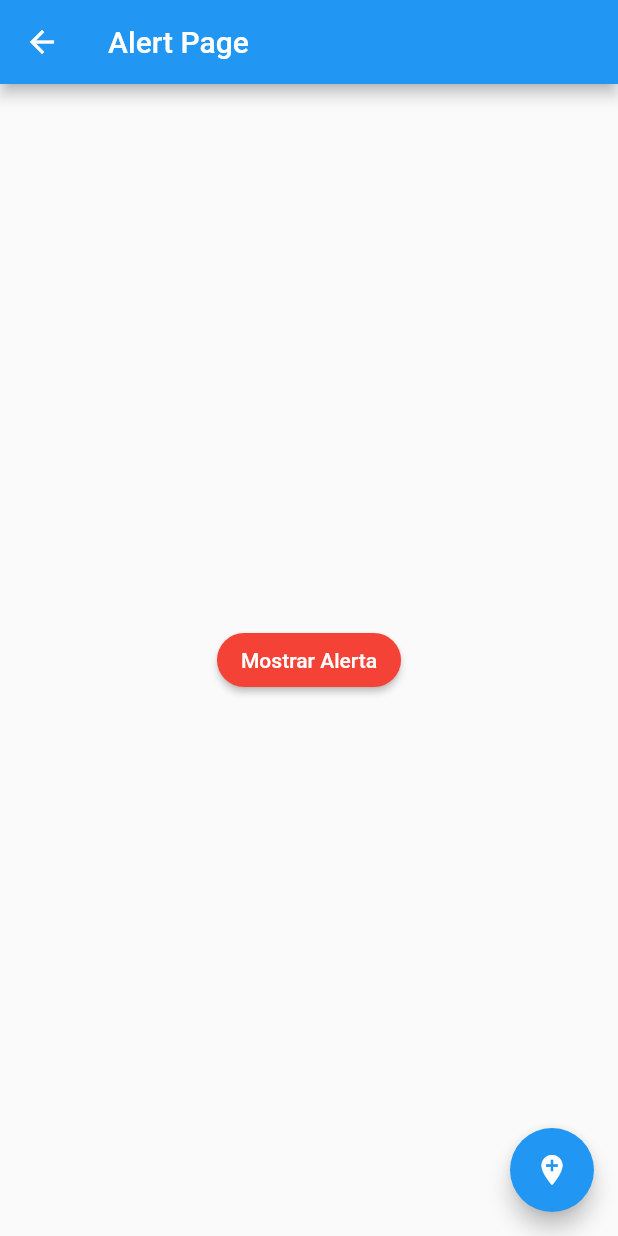
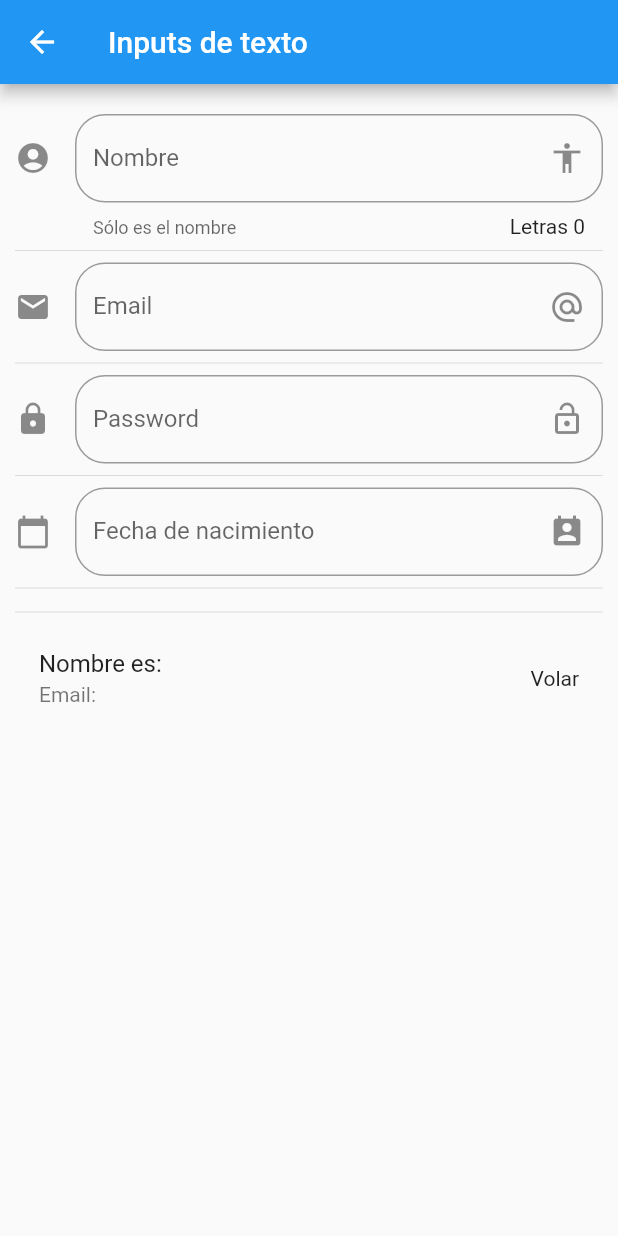
Before and after one commit to firthunsPHP/componentes_flutter_app, a Flutter app: the screen it shows after launch, after a tap on "Inputs", on a phone screen of 412 x 824 dp. Run offline on Flutter 3.47's test engine with Material 2 defaults, Android fonts, the phone set to English and light mode, and no system bars; network calls fail.

Commit message:
inputsFields.....

```diff
--- /dev/null
+++ b/lib/src/pages/input_page.dart
@@ -0,0 +1,215 @@
+import 'package:flutter/material.dart';
+
+
+
+class InputPage extends StatefulWidget {
+  @override
+  _InputPageState createState() => _InputPageState();
+}
+
+class _InputPageState extends State<InputPage> {
+
+  String _nombre = '';
+  String _email  = '';
+  String _fecha  = '';
+
+  String _opcionSeleccionada = 'Volar';
+
+  List<String> _poderes = ['Volar', 'Rayos X', 'Super Aliento', 'Super Fuerza'];
+
+  TextEditingController _inputFieldDateController = new TextEditingController();
+
+  @override
+  Widget build(BuildContext context) {
+    return Scaffold(
+      appBar: AppBar(
+        title: Text('Inputs de texto'),
+      ),
+      body: ListView(
+        padding: EdgeInsets.symmetric(horizontal: 10.0, vertical: 20.0),
+        children: <Widget>[
+          _crearInput(),
+          Divider(),
+          _crearEmail(),
+          Divider(),
+          _crearPassword(),
+          Divider(),
+          _crearFecha( context ),
+          Divider(),
+          // _crearDropdown(),
+          Divider(),
+          _crearPersona()
+        ],
+      ),
+    );
+  }
+
+  //
+  /// primer Método
+  /// https://flutter.dev/docs/cookbook/forms/text-input
+  Widget _crearInput() {
+
+    return TextField(
+      // autofocus: true,
+      textCapitalization: TextCapitalization.sentences,
+      decoration: InputDecoration(
+        border: OutlineInputBorder(
+          borderRadius: BorderRadius.circular(20.0)
+        ),
+        counter: Text('Letras ${ _nombre.length }'),
+        hintText: 'Nombre de la persona',
+        labelText: 'Nombre',
+        helperText: 'Sólo es el nombre',
+        suffixIcon: const Icon( Icons.accessibility ),
+        icon: const Icon( Icons.account_circle )
+      ),
+      onChanged: (valor){
+        setState(() {
+          _nombre = valor;
+        });
+      },
+    );
+
+  }
+
+  Widget _crearEmail() {
+
+    return TextField(
+      keyboardType: TextInputType.emailAddress,
+      decoration: InputDecoration(
+        border: OutlineInputBorder(
+          borderRadius: BorderRadius.circular(20.0)
+        ),
+        hintText: 'Email',
+        labelText: 'Email',
+        suffixIcon: Icon( Icons.alternate_email ),
+        icon: Icon( Icons.email )
+      ),
+      onChanged: (valor) =>setState(() {
+        _email = valor;
+      })
+    );
+
+  }
+
+  Widget _crearPassword(){
+
+     return TextField(
+      obscureText: true,
+      decoration: InputDecoration(
+        border: OutlineInputBorder(
+          borderRadius: BorderRadius.circular(20.0)
+        ),
+        hintText: 'Password',
+        labelText: 'Password',
+        suffixIcon: Icon( Icons.lock_open ),
+        icon: Icon( Icons.lock )
+      ),
+      onChanged: (valor) =>setState(() {
+        _email = valor;
+      })
+    );
+
+  }
+
+
+  Widget _crearFecha( BuildContext context ) {
+
+    return TextField(
+      enableInteractiveSelection: false,
+      controller: _inputFieldDateController,
+      decoration: InputDecoration(
+        border: OutlineInputBorder(
+          borderRadius: BorderRadius.circular(20.0)
+        ),
+        hintText: 'Fecha de nacimiento',
+        labelText: 'Fecha de nacimiento',
+        suffixIcon: Icon( Icons.perm_contact_calendar ),
+        icon: Icon( Icons.calendar_today )
+      ),
+      onTap: (){
+
+        FocusScope.of(context).requestFocus(new FocusNode());
+        _selectDate( context );
+
+      },
+    );
+
+  }
+
+  _selectDate(BuildContext context) async {
+
+    // DateTime picked = await showDatePicker(
+    //   context: context,
+    //   initialDate: new DateTime.now(),
+    //   firstDate: new DateTime(2018),
+    //   lastDate: new DateTime(2025),
+    //   locale: Locale('es', 'ES')
+    // );
+
+    // if ( picked != null ) {
+    //   setState(() {
+    //       _fecha = picked.toString();
+    //       _inputFieldDateController.text = _fecha;
+    //   });
+    // }
+
+  }
+
+  // List<DropdownMenuItem<String>> getOpcionesDropdown() {
+  //
+  //   // List<DropdownMenuItem<String>> lista = new List();
+  //
+  //   _poderes.forEach( (poder){
+  //
+  //     lista.add( DropdownMenuItem(
+  //       child: Text(poder),
+  //       value: poder,
+  //     ));
+  //
+  //   });
+  //
+  //   return lista;
+  //
+  // }
+
+  // Widget _crearDropdown() {
+  //
+  //   return Row(
+  //     children: <Widget>[
+  //       Icon(Icons.select_all),
+  //       SizedBox(width: 30.0),
+  //       Expanded(
+  //         child: DropdownButton(
+  //           value: _opcionSeleccionada,
+  //           items: getOpcionesDropdown(),
+  //           onChanged: (opt) {
+  //             setState(() {
+  //               _opcionSeleccionada = opt;
+  //             });
+  //           },
+  //         ),
+  //       )
+  //
+  //     ],
+  //   );
+  //
+  //
+  //
+  //
+  //
+  // }
+
+
+
+  Widget _crearPersona() {
+
+    return ListTile(
+      title: Text('Nombre es: $_nombre'),
+      subtitle: Text('Email: $_email'),
+      trailing: Text(_opcionSeleccionada),
+    );
+
+  }
+
+}
--- a/lib/src/routes/routes.dart
+++ b/lib/src/routes/routes.dart
@@ -1,3 +1,5 @@
+
+
 
 
 import 'package:flutter/material.dart';
@@ -6,7 +8,12 @@ import 'package:componentes_flutter_app/src/pages/home_page.dart';
 import 'package:componentes_flutter_app/src/pages/alert_page.dart';
 import 'package:componentes_flutter_app/src/pages/avatar_page.dart';
 import 'package:componentes_flutter_app/src/pages/card_page.dart';
-// import 'package:componentes_flutter_app/src/pages/animated_page.dart';
+import 'package:componentes_flutter_app/src/pages/animated_container.dart';
+
+import 'package:componentes_flutter_app/src/pages/input_page.dart';
+import 'package:componentes_flutter_app/src/pages/listview_page.dart';
+import 'package:componentes_flutter_app/src/pages/slider_page.dart';
+
 
 Map<String, WidgetBuilder> getApplicationRoutes(){
 
@@ -15,5 +22,9 @@ Map<String, WidgetBuilder> getApplicationRoutes(){
             'alert': ( BuildContext context) => AlertPage(),
             'avatar': ( BuildContext context) => AvatarPage(),
             'card': ( BuildContext context) => CardPage(),
+            'animatedContainer'   : ( BuildContext context ) => AnimatedContainerPage(),
+            'inputs' : ( BuildContext context ) => InputPage(),
+            'slider' : ( BuildContext context ) => SliderPage(),
+            'list'   : ( BuildContext context ) => ListaPage(),
       };
 }
```
Also changed, not shown: lib/src/pages/animated_container.dart (added, +69 -0 lines), lib/src/pages/animated_page.dart (deleted, +0 -17 lines), lib/src/pages/avatar_page.dart (+25 -1 lines), lib/src/pages/listview_page.dart (added, +165 -0 lines), lib/src/pages/slider_page.dart (added, +106 -0 lines).
